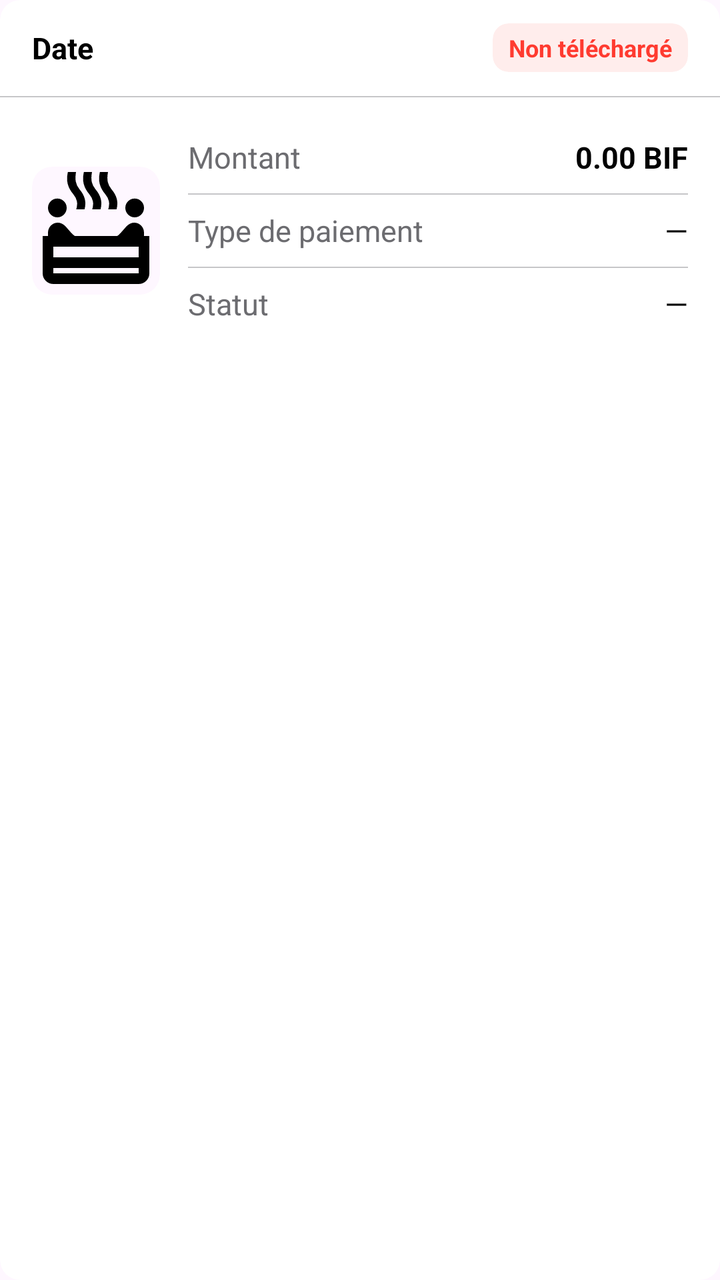
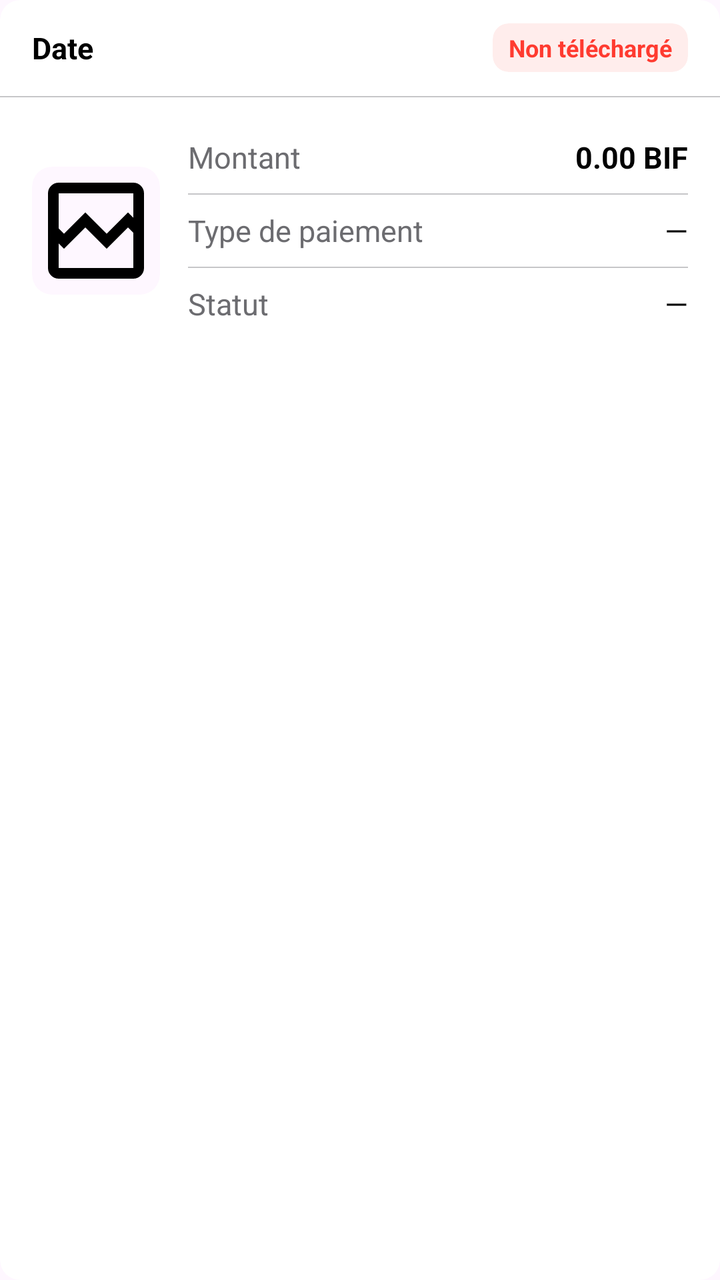

Compare the two renders of this Android layout. The source of the first and the diff that turns it into the second are given below.
<!-- AndroidManifest.xml: application theme Theme.MyAdermoShop -->
<!-- res/layout/item_dispense.xml -->
<?xml version="1.0" encoding="utf-8"?>
<com.google.android.material.card.MaterialCardView
    xmlns:android="http://schemas.android.com/apk/res/android"
    xmlns:app="http://schemas.android.com/apk/res-auto"
    android:layout_width="match_parent"
    android:layout_height="wrap_content"
    android:layout_marginStart="16dp"
    android:layout_marginEnd="16dp"
    android:layout_marginBottom="12dp"
    app:cardBackgroundColor="@color/ios_bg2"
    app:cardCornerRadius="10dp"
    app:cardElevation="0dp"
    app:strokeWidth="0dp">

    <LinearLayout
        android:orientation="vertical"
        android:layout_width="match_parent"
        android:layout_height="wrap_content">

        
        <LinearLayout
            android:orientation="horizontal"
            android:layout_width="match_parent"
            android:layout_height="48dp"
            android:paddingStart="16dp"
            android:paddingEnd="16dp"
            android:gravity="center_vertical">

            <TextView
                android:id="@+id/tvDate"
                android:layout_width="0dp"
                android:layout_weight="1"
                android:layout_height="wrap_content"
                android:text="Date"
                android:textColor="@color/ios_label"
                android:textSize="15sp"
                android:textStyle="bold"/>

            <com.google.android.material.card.MaterialCardView
                android:layout_width="wrap_content"
                android:layout_height="wrap_content"
                app:cardBackgroundColor="@color/ios_red_bg"
                app:cardCornerRadius="8dp"
                app:cardElevation="0dp"
                app:strokeWidth="0dp">
                <TextView
                    android:id="@+id/tvUploadStatus"
                    android:layout_width="wrap_content"
                    android:layout_height="wrap_content"
                    android:paddingStart="8dp"
                    android:paddingEnd="8dp"
                    android:paddingTop="4dp"
                    android:paddingBottom="4dp"
                    android:text="Non téléchargé"
                    android:textColor="@color/ios_red"
                    android:textSize="12sp"
                    android:textStyle="bold"/>
            </com.google.android.material.card.MaterialCardView>

        </LinearLayout>

        <View
            android:layout_width="match_parent"
            android:layout_height="0.5dp"
            android:background="@color/ios_sep"/>

        
        <LinearLayout
            android:orientation="horizontal"
            android:layout_width="match_parent"
            android:layout_height="wrap_content"
            android:paddingStart="16dp"
            android:paddingEnd="16dp"
            android:paddingTop="12dp"
            android:paddingBottom="12dp"
            android:gravity="center_vertical">

            
            <com.google.android.material.card.MaterialCardView
                android:layout_width="64dp"
                android:layout_height="64dp"
                android:layout_marginEnd="14dp"
                app:cardCornerRadius="10dp"
                app:cardElevation="0dp"
                app:strokeWidth="0dp">
                <ImageView
                    android:id="@+id/ivImage"
                    android:layout_width="64dp"
                    android:layout_height="64dp"
                    android:src="@drawable/ic_product_placeholder"
                    android:scaleType="centerCrop"/>
            </com.google.android.material.card.MaterialCardView>

            
            <LinearLayout
                android:orientation="vertical"
                android:layout_width="0dp"
                android:layout_weight="1"
                android:layout_height="wrap_content">

                
                <LinearLayout
                    android:orientation="horizontal"
                    android:layout_width="match_parent"
                    android:layout_height="36dp"
                    android:gravity="center_vertical">
                    <TextView
                        android:layout_width="0dp"
                        android:layout_weight="1"
                        android:layout_height="wrap_content"
                        android:text="Montant"
                        android:textColor="@color/ios_label2"
                        android:textSize="15sp"/>
                    <TextView
                        android:id="@+id/tvAmount"
                        android:layout_width="wrap_content"
                        android:layout_height="wrap_content"
                        android:text="0.00 BIF"
                        android:textColor="@color/ios_label"
                        android:textSize="15sp"
                        android:textStyle="bold"/>
                </LinearLayout>

                <View
                    android:layout_width="match_parent"
                    android:layout_height="0.5dp"
                    android:background="@color/ios_sep"/>

                
                <LinearLayout
                    android:orientation="horizontal"
                    android:layout_width="match_parent"
                    android:layout_height="36dp"
                    android:gravity="center_vertical">
                    <TextView
                        android:layout_width="0dp"
                        android:layout_weight="1"
                        android:layout_height="wrap_content"
                        android:text="Type de paiement"
                        android:textColor="@color/ios_label2"
                        android:textSize="15sp"/>
                    <TextView
                        android:id="@+id/tvPaymentType"
                        android:layout_width="wrap_content"
                        android:layout_height="wrap_content"
                        android:text="—"
                        android:textColor="@color/ios_label"
                        android:textSize="15sp"/>
                </LinearLayout>

                <View
                    android:layout_width="match_parent"
                    android:layout_height="0.5dp"
                    android:background="@color/ios_sep"/>

                
                <LinearLayout
                    android:orientation="horizontal"
                    android:layout_width="match_parent"
                    android:layout_height="36dp"
                    android:gravity="center_vertical">
                    <TextView
                        android:layout_width="0dp"
                        android:layout_weight="1"
                        android:layout_height="wrap_content"
                        android:text="Statut"
                        android:textColor="@color/ios_label2"
                        android:textSize="15sp"/>
                    <TextView
                        android:id="@+id/tvStatus"
                        android:layout_width="wrap_content"
                        android:layout_height="wrap_content"
                        android:text="—"
                        android:textColor="@color/ios_label"
                        android:textSize="15sp"/>
                </LinearLayout>

            </LinearLayout>

        </LinearLayout>

    </LinearLayout>
</com.google.android.material.card.MaterialCardView>
<!-- resources referenced by this layout -->
<resources>
  <color name="ios_bg2">#FFFFFF</color>
  <color name="ios_label">#000000</color>
  <color name="ios_label2">#6C6C70</color>
  <color name="ios_red">#FF3B30</color>
  <color name="ios_red_bg">#FFEDEC</color>
  <color name="ios_sep">#C6C6C8</color>
  <!-- drawable ic_product_placeholder (drawable) -->
  <vector xmlns:android="http://schemas.android.com/apk/res/android" android:height="24dp" android:tint="#000000" android:viewportHeight="960" android:viewportWidth="960" android:width="24dp">
        
      <path android:fillColor="@android:color/white" android:pathData="M720.5,359Q700,338 700,309Q700,280 720.5,259.5Q741,239 770,239Q799,239 819.5,259.5Q840,280 840,309Q840,338 819.5,359Q799,380 770,380Q741,380 720.5,359ZM140.5,359Q120,338 120,309Q120,280 140.5,259.5Q161,239 190,239Q219,239 239.5,259.5Q260,280 260,309Q260,338 239.5,359Q219,380 190,380Q161,380 140.5,359ZM332,320Q342,285 336.5,258.5Q331,232 310,207Q278,169 268,129.5Q258,90 269,40L330,40Q323,83 328.5,112.5Q334,142 355,168Q387,206 396,242Q405,278 394,320L332,320ZM452,320Q462,285 456.5,258.5Q451,232 430,207Q398,169 388,129.5Q378,90 389,40L450,40Q442,85 448,113.5Q454,142 475,168Q507,206 516,242Q525,278 514,320L452,320ZM572,320Q582,285 576.5,258.5Q571,232 550,207Q518,169 508,129.5Q498,90 509,40L570,40Q562,85 568,113.5Q574,142 595,168Q627,206 636,242Q645,278 634,320L572,320ZM160,880Q127,880 103.5,856.5Q80,833 80,800L80,520L120,520L120,495Q120,464 141.5,442Q163,420 194,420Q210,420 224.5,427.5Q239,435 250,446L295,497Q301,503 307.5,509Q314,515 321,520L639,520Q647,515 653,509Q659,503 665,497L710,446Q721,435 735.5,427.5Q750,420 766,420Q797,420 818.5,442Q840,464 840,495L840,520L880,520L880,800Q880,833 856.5,856.5Q833,880 800,880L160,880ZM160,680L800,680L800,600L160,600L160,680ZM160,800L800,800Q800,800 800,800Q800,800 800,800L800,760L160,760L160,800Q160,800 160,800Q160,800 160,800ZM480,680L480,680L480,680L480,680ZM480,760Q480,760 480,760Q480,760 480,760L480,760L480,760L480,760Q480,760 480,760Q480,760 480,760ZM480,760L480,760L480,680L480,680L480,760Z"/>
      
  </vector>
  <style name="Theme.MyAdermoShop" parent="Base.Theme.MyAdermoShop" />
  <style name="Base.Theme.MyAdermoShop" parent="Theme.Material3.DayNight.NoActionBar">
          
          
      </style>
</resources>

<!-- the commit's change to res/layout/item_dispense.xml (unified diff, before → after) -->
@@ -87,7 +87,7 @@
                     android:id="@+id/ivImage"
                     android:layout_width="64dp"
                     android:layout_height="64dp"
-                    android:src="@drawable/ic_product_placeholder"
+                    android:src="@drawable/ic_product_placeholder_x"
                     android:scaleType="centerCrop"/>
             </com.google.android.material.card.MaterialCardView>
 
<!-- resource entries referenced after the edit -->
@@ -6,10 +6,10 @@
   <color name="ios_red">#FF3B30</color>
   <color name="ios_red_bg">#FFEDEC</color>
   <color name="ios_sep">#C6C6C8</color>
-  <!-- drawable ic_product_placeholder (drawable) -->
+  <!-- drawable ic_product_placeholder_x (drawable) -->
   <vector xmlns:android="http://schemas.android.com/apk/res/android" android:height="24dp" android:tint="#000000" android:viewportHeight="960" android:viewportWidth="960" android:width="24dp">
         
-      <path android:fillColor="@android:color/white" android:pathData="M720.5,359Q700,338 700,309Q700,280 720.5,259.5Q741,239 770,239Q799,239 819.5,259.5Q840,280 840,309Q840,338 819.5,359Q799,380 770,380Q741,380 720.5,359ZM140.5,359Q120,338 120,309Q120,280 140.5,259.5Q161,239 190,239Q219,239 239.5,259.5Q260,280 260,309Q260,338 239.5,359Q219,380 190,380Q161,380 140.5,359ZM332,320Q342,285 336.5,258.5Q331,232 310,207Q278,169 268,129.5Q258,90 269,40L330,40Q323,83 328.5,112.5Q334,142 355,168Q387,206 396,242Q405,278 394,320L332,320ZM452,320Q462,285 456.5,258.5Q451,232 430,207Q398,169 388,129.5Q378,90 389,40L450,40Q442,85 448,113.5Q454,142 475,168Q507,206 516,242Q525,278 514,320L452,320ZM572,320Q582,285 576.5,258.5Q571,232 550,207Q518,169 508,129.5Q498,90 509,40L570,40Q562,85 568,113.5Q574,142 595,168Q627,206 636,242Q645,278 634,320L572,320ZM160,880Q127,880 103.5,856.5Q80,833 80,800L80,520L120,520L120,495Q120,464 141.5,442Q163,420 194,420Q210,420 224.5,427.5Q239,435 250,446L295,497Q301,503 307.5,509Q314,515 321,520L639,520Q647,515 653,509Q659,503 665,497L710,446Q721,435 735.5,427.5Q750,420 766,420Q797,420 818.5,442Q840,464 840,495L840,520L880,520L880,800Q880,833 856.5,856.5Q833,880 800,880L160,880ZM160,680L800,680L800,600L160,600L160,680ZM160,800L800,800Q800,800 800,800Q800,800 800,800L800,760L160,760L160,800Q160,800 160,800Q160,800 160,800ZM480,680L480,680L480,680L480,680ZM480,760Q480,760 480,760Q480,760 480,760L480,760L480,760L480,760Q480,760 480,760Q480,760 480,760ZM480,760L480,760L480,680L480,680L480,760Z"/>
+      <path android:fillColor="@android:color/white" android:pathData="M200,840Q167,840 143.5,816.5Q120,793 120,760L120,200Q120,167 143.5,143.5Q167,120 200,120L760,120Q793,120 816.5,143.5Q840,167 840,200L840,760Q840,793 816.5,816.5Q793,840 760,840L200,840ZM240,503L400,343L560,503L720,343L760,383L760,200Q760,200 760,200Q760,200 760,200L200,200Q200,200 200,200Q200,200 200,200L200,463L240,503ZM200,760L760,760Q760,760 760,760Q760,760 760,760L760,496L720,456L560,616L400,456L240,616L200,576L200,760Q200,760 200,760Q200,760 200,760ZM200,760L200,760Q200,760 200,760Q200,760 200,760L200,496L200,576L200,463L200,383L200,200Q200,200 200,200Q200,200 200,200L200,200Q200,200 200,200Q200,200 200,200L200,463L200,463L200,576L200,576L200,760Q200,760 200,760Q200,760 200,760Z"/>
       
   </vector>
   <style name="Theme.MyAdermoShop" parent="Base.Theme.MyAdermoShop" />
